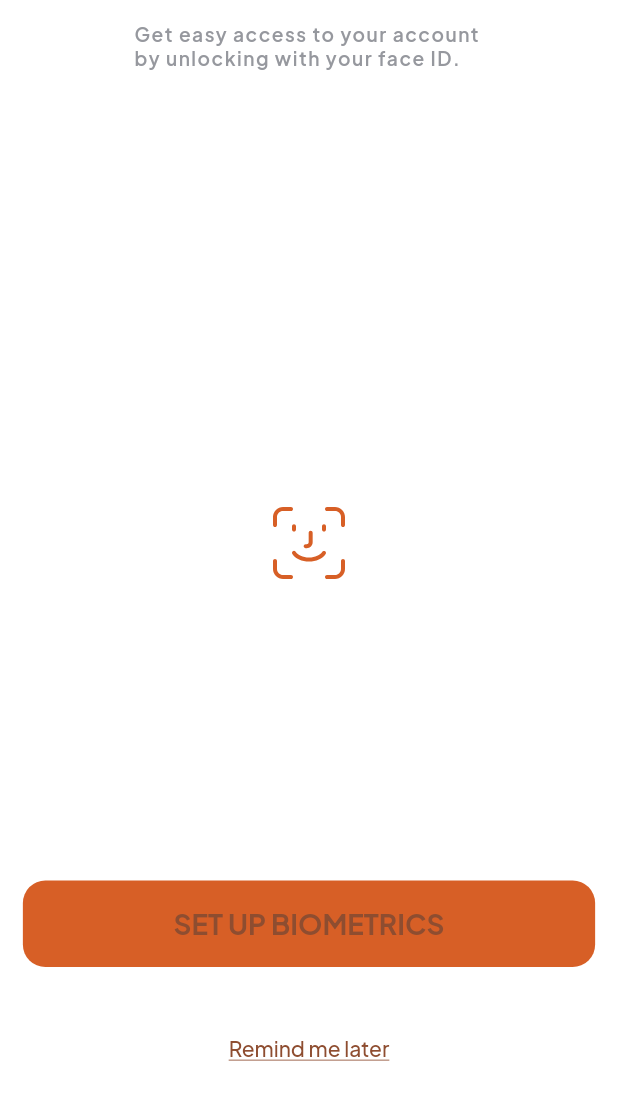
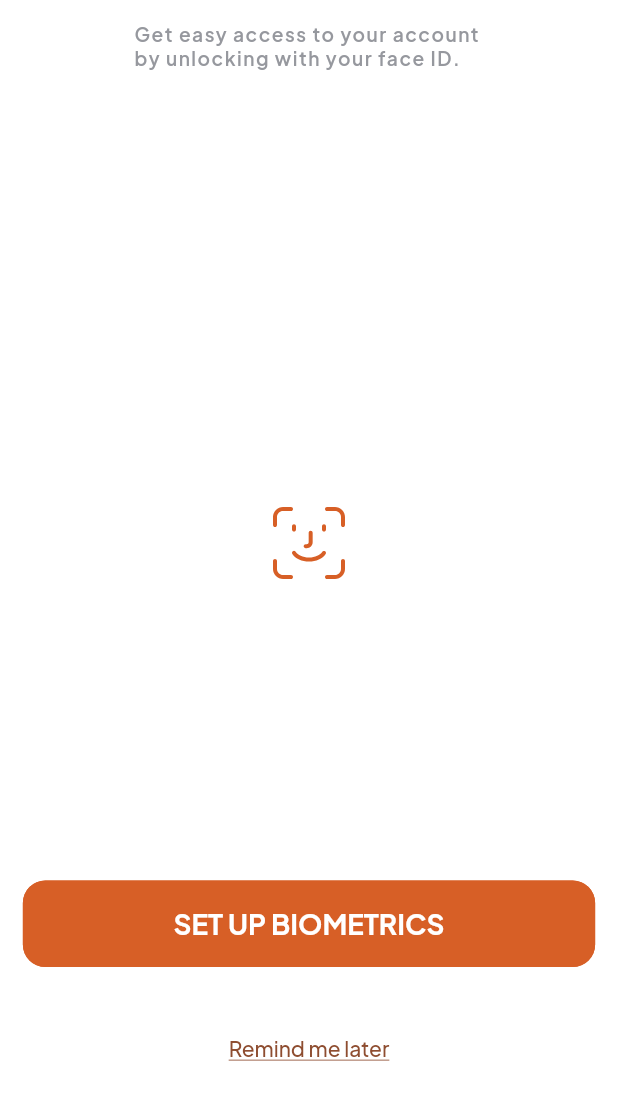
Before and after one commit to UcheAzubuko/floatr-v1, a Flutter app: the BiometricsScreen screen opened by its route, on a phone screen of 412 x 824 dp, the part 126-1236 px from its top. Run offline on Flutter 3.47's test engine with Material 2 defaults, Android fonts, the phone set to English and light mode, and no system bars; our stand-ins replace camera, dartz, dotted_border, equatable, flutter_countdown_timer, flutter_secure_storage and 11 more; missing offline and left inert: clipboard, google_mlkit_face_detection, monnify_payment_sdk; accounts and stored records are empty; network calls fail.

```diff
--- a/lib/app/features/loan/model/responses/card_response.dart
+++ b/lib/app/features/loan/model/responses/card_response.dart
@@ -168,7 +168,7 @@ class Meta {
   String toRawJson() => json.encode(toJson());
 
   factory Meta.fromJson(Map<String, dynamic> json) => Meta(
-        token: json["token"],
+        token: json["token"] ?? '',
       );
 
   Map<String, dynamic> toJson() => {
--- a/lib/app/features/loan/model/responses/my_banks_response.dart
+++ b/lib/app/features/loan/model/responses/my_banks_response.dart
@@ -100,7 +100,7 @@ class Bank {
         nipBankCode: json["nipBankCode"],
         monnifyBankCode: json["monnifyBankCode"],
         baseUssdCode: json["baseUssdCode"],
-        ussdTransferTemplate: json["ussdTransferTemplate"],
+        ussdTransferTemplate: json["ussdTransferTemplate"] ?? '',
         createdAt: DateTime.parse(json["createdAt"]),
         updatedAt: DateTime.parse(json["updatedAt"]),
       );
--- a/lib/app/widgets/general_button.dart
+++ b/lib/app/widgets/general_button.dart
@@ -37,8 +37,8 @@ class GeneralButton extends StatelessWidget {
 
   @override
   Widget build(BuildContext context) {
-    final ButtonStyle style = ElevatedButton.styleFrom(
-      foregroundColor: foregroundColor,
+    final ButtonStyle style = TextButton.styleFrom(
+      foregroundColor: buttonTextColor,
       backgroundColor: backgroundColor,
       textStyle: GoogleFonts.plusJakartaSans(
         color: buttonTextColor,
@@ -47,7 +47,7 @@ class GeneralButton extends StatelessWidget {
         textStyle: Theme.of(context).textTheme.bodyLarge,
       ),
       shape: RoundedRectangleBorder(
-        // side: BorderSide(color: borderColor),
+        side: BorderSide(color: borderColor),
         borderRadius: BorderRadius.circular(borderRadius),
       ),
     );
```
